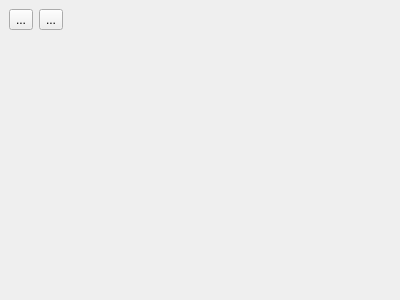
First picture: the form in ui/ui_feature_details.ui, repository gltn/stdm, before the edit.
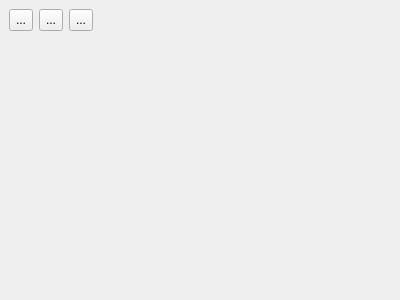
Second picture: the form after the edit. Icons and pictures are not drawn.

Commit message: Added Party edit to feature details

Diff of the .ui file:
```diff
--- a/ui/ui_feature_details.ui
+++ b/ui/ui_feature_details.ui
@@ -19,6 +19,12 @@
      <layout class="QHBoxLayout" name="horizontalLayout">
       <item>
        <widget class="QToolButton" name="edit_btn">
+        <property name="minimumSize">
+         <size>
+          <width>23</width>
+          <height>22</height>
+         </size>
+        </property>
         <property name="text">
          <string>...</string>
         </property>
@@ -36,6 +42,12 @@
       </item>
       <item>
        <widget class="QToolButton" name="delete_btn">
+        <property name="minimumSize">
+         <size>
+          <width>23</width>
+          <height>22</height>
+         </size>
+        </property>
         <property name="text">
          <string>...</string>
         </property>
@@ -51,6 +63,35 @@
         </property>
        </widget>
       </item>
+      <item>
+       <widget class="QToolButton" name="view_document_btn">
+        <property name="minimumSize">
+         <size>
+          <width>23</width>
+          <height>22</height>
+         </size>
+        </property>
+        <property name="maximumSize">
+         <size>
+          <width>16777215</width>
+          <height>16777215</height>
+         </size>
+        </property>
+        <property name="text">
+         <string>...</string>
+        </property>
+        <property name="icon">
+         <iconset resource="../resources.qrc">
+          <normaloff>:/plugins/stdm/images/icons/document.png</normaloff>:/plugins/stdm/images/icons/document.png</iconset>
+        </property>
+        <property name="iconSize">
+         <size>
+          <width>16</width>
+          <height>16</height>
+         </size>
+        </property>
+       </widget>
+      </item>
       <item>
        <spacer name="horizontalSpacer">
         <property name="orientation">
```
The commit also changes 3 other files.
